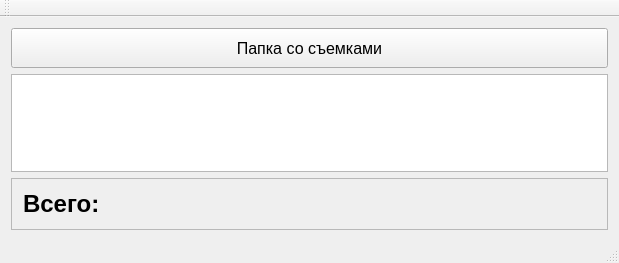
Above: mainwindow.ui from Hlebnikov/fileCounter before the change. Below: the same form after it.
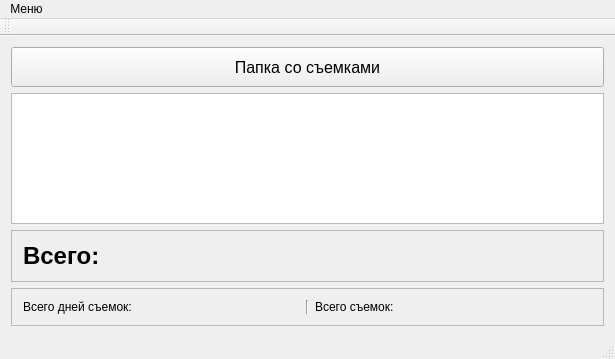
That is the form after the change.

```diff
--- a/mainwindow.ui
+++ b/mainwindow.ui
@@ -6,8 +6,8 @@
    <rect>
     <x>0</x>
     <y>0</y>
-    <width>619</width>
-    <height>263</height>
+    <width>615</width>
+    <height>359</height>
    </rect>
   </property>
   <property name="windowTitle">
@@ -78,6 +78,53 @@
       </layout>
      </widget>
     </item>
+    <item>
+     <widget class="QFrame" name="frame_2">
+      <property name="frameShape">
+       <enum>QFrame::StyledPanel</enum>
+      </property>
+      <property name="frameShadow">
+       <enum>QFrame::Raised</enum>
+      </property>
+      <layout class="QHBoxLayout" name="horizontalLayout_2">
+       <item>
+        <widget class="QLabel" name="label_3">
+         <property name="text">
+          <string>Всего дней съемок:</string>
+         </property>
+        </widget>
+       </item>
+       <item>
+        <widget class="QLabel" name="label_4">
+         <property name="text">
+          <string/>
+         </property>
+        </widget>
+       </item>
+       <item>
+        <widget class="Line" name="line">
+         <property name="orientation">
+          <enum>Qt::Vertical</enum>
+         </property>
+        </widget>
+       </item>
+       <item>
+        <widget class="QLabel" name="label_5">
+         <property name="text">
+          <string>Всего съемок:</string>
+         </property>
+        </widget>
+       </item>
+       <item>
+        <widget class="QLabel" name="label_6">
+         <property name="text">
+          <string/>
+         </property>
+        </widget>
+       </item>
+      </layout>
+     </widget>
+    </item>
    </layout>
   </widget>
   <widget class="QMenuBar" name="menuBar">
@@ -85,10 +132,17 @@
     <rect>
      <x>0</x>
      <y>0</y>
-     <width>619</width>
+     <width>615</width>
      <height>21</height>
     </rect>
    </property>
+   <widget class="QMenu" name="menu">
+    <property name="title">
+     <string>Меню</string>
+    </property>
+    <addaction name="action_Excel"/>
+   </widget>
+   <addaction name="menu"/>
   </widget>
   <widget class="QToolBar" name="mainToolBar">
    <attribute name="toolBarArea">
```
Left out of the diff: 5 changed lines with no effect on the pictures.
